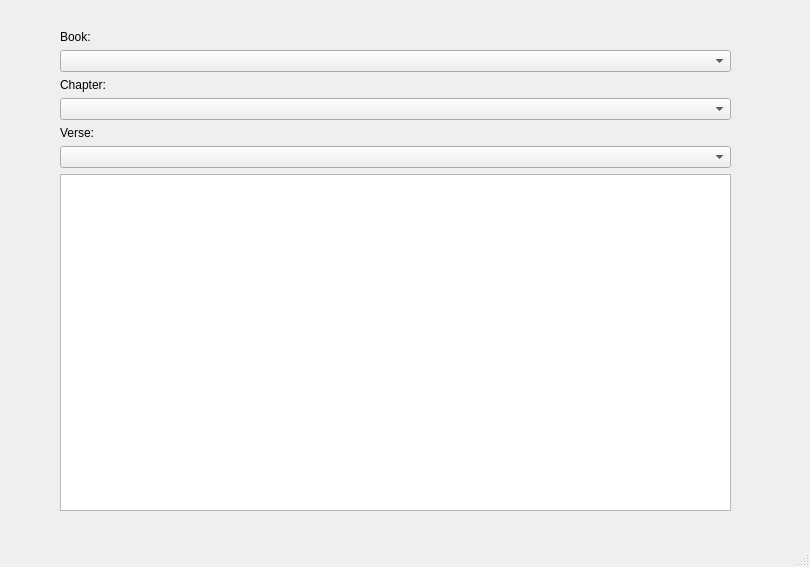
This is Terminal Bible.ui in RobertWestbrook/Terminal-Bible as Qt 5 draws it before an edit. The edited form follows.
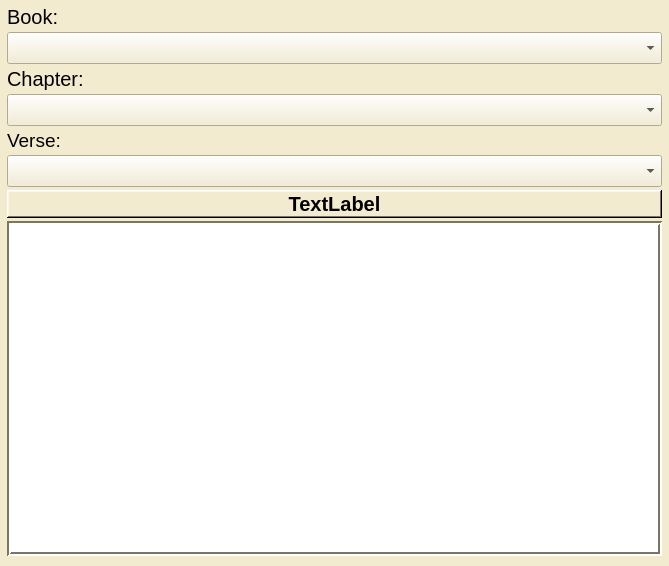
This is the edited form.

Commit message:
Added single verse function and and address label
Spruced up the UI and made its size dynamic.

Diff of the .ui file:
```diff
--- a/Terminal Bible.ui
+++ b/Terminal Bible.ui
@@ -9,119 +9,673 @@
    <rect>
     <x>0</x>
     <y>0</y>
-    <width>810</width>
-    <height>567</height>
+    <width>669</width>
+    <height>566</height>
    </rect>
   </property>
-  <property name="sizePolicy">
-   <sizepolicy hsizetype="Preferred" vsizetype="Preferred">
-    <horstretch>0</horstretch>
-    <verstretch>0</verstretch>
-   </sizepolicy>
+  <property name="minimumSize">
+   <size>
+    <width>0</width>
+    <height>0</height>
+   </size>
+  </property>
+  <property name="baseSize">
+   <size>
+    <width>0</width>
+    <height>0</height>
+   </size>
+  </property>
+  <property name="palette">
+   <palette>
+    <active>
+     <colorrole role="WindowText">
+      <brush brushstyle="SolidPattern">
+       <color alpha="255">
+        <red>0</red>
+        <green>0</green>
+        <blue>0</blue>
+       </color>
+      </brush>
+     </colorrole>
+     <colorrole role="Button">
+      <brush brushstyle="SolidPattern">
+       <color alpha="255">
+        <red>243</red>
+        <green>235</green>
+        <blue>207</blue>
+       </color>
+      </brush>
+     </colorrole>
+     <colorrole role="Light">
+      <brush brushstyle="SolidPattern">
+       <color alpha="255">
+        <red>255</red>
+        <green>255</green>
+        <blue>255</blue>
+       </color>
+      </brush>
+     </colorrole>
+     <colorrole role="Midlight">
+      <brush brushstyle="SolidPattern">
+       <color alpha="255">
+        <red>249</red>
+        <green>245</green>
+        <blue>231</blue>
+       </color>
+      </brush>
+     </colorrole>
+     <colorrole role="Dark">
+      <brush brushstyle="SolidPattern">
+       <color alpha="255">
+        <red>121</red>
+        <green>117</green>
+        <blue>103</blue>
+       </color>
+      </brush>
+     </colorrole>
+     <colorrole role="Mid">
+      <brush brushstyle="SolidPattern">
+       <color alpha="255">
+        <red>162</red>
+        <green>157</green>
+        <blue>138</blue>
+       </color>
+      </brush>
+     </colorrole>
+     <colorrole role="Text">
+      <brush brushstyle="SolidPattern">
+       <color alpha="255">
+        <red>0</red>
+        <green>0</green>
+        <blue>0</blue>
+       </color>
+      </brush>
+     </colorrole>
+     <colorrole role="BrightText">
+      <brush brushstyle="SolidPattern">
+       <color alpha="255">
+        <red>255</red>
+        <green>255</green>
+        <blue>255</blue>
+       </color>
+      </brush>
+     </colorrole>
+     <colorrole role="ButtonText">
+      <brush brushstyle="SolidPattern">
+       <color alpha="255">
+        <red>0</red>
+        <green>0</green>
+        <blue>0</blue>
+       </color>
+      </brush>
+     </colorrole>
+     <colorrole role="Base">
+      <brush brushstyle="SolidPattern">
+       <color alpha="255">
+        <red>255</red>
+        <green>255</green>
+        <blue>255</blue>
+       </color>
+      </brush>
+     </colorrole>
+     <colorrole role="Window">
+      <brush brushstyle="SolidPattern">
+       <color alpha="255">
+        <red>243</red>
+        <green>235</green>
+        <blue>207</blue>
+       </color>
+      </brush>
+     </colorrole>
+     <colorrole role="Shadow">
+      <brush brushstyle="SolidPattern">
+       <color alpha="255">
+        <red>0</red>
+        <green>0</green>
+        <blue>0</blue>
+       </color>
+      </brush>
+     </colorrole>
+     <colorrole role="AlternateBase">
+      <brush brushstyle="SolidPattern">
+       <color alpha="255">
+        <red>249</red>
+        <green>245</green>
+        <blue>231</blue>
+       </color>
+      </brush>
+     </colorrole>
+     <colorrole role="ToolTipBase">
+      <brush brushstyle="SolidPattern">
+       <color alpha="255">
+        <red>255</red>
+        <green>255</green>
+        <blue>220</blue>
+       </color>
+      </brush>
+     </colorrole>
+     <colorrole role="ToolTipText">
+      <brush brushstyle="SolidPattern">
+       <color alpha="255">
+        <red>0</red>
+        <green>0</green>
+        <blue>0</blue>
+       </color>
+      </brush>
+     </colorrole>
+    </active>
+    <inactive>
+     <colorrole role="WindowText">
+      <brush brushstyle="SolidPattern">
+       <color alpha="255">
+        <red>0</red>
+        <green>0</green>
+        <blue>0</blue>
+       </color>
+      </brush>
+     </colorrole>
+     <colorrole role="Button">
+      <brush brushstyle="SolidPattern">
+       <color alpha="255">
+        <red>243</red>
+        <green>235</green>
+        <blue>207</blue>
+       </color>
+      </brush>
+     </colorrole>
+     <colorrole role="Light">
+      <brush brushstyle="SolidPattern">
+       <color alpha="255">
+        <red>255</red>
+        <green>255</green>
+        <blue>255</blue>
+       </color>
+      </brush>
+     </colorrole>
+     <colorrole role="Midlight">
+      <brush brushstyle="SolidPattern">
+       <color alpha="255">
+        <red>249</red>
+        <green>245</green>
+        <blue>231</blue>
+       </color>
+      </brush>
+     </colorrole>
+     <colorrole role="Dark">
+      <brush brushstyle="SolidPattern">
+       <color alpha="255">
+        <red>121</red>
+        <green>117</green>
+        <blue>103</blue>
+       </color>
+      </brush>
+     </colorrole>
+     <colorrole role="Mid">
+      <brush brushstyle="SolidPattern">
+       <color alpha="255">
+        <red>162</red>
+        <green>157</green>
+        <blue>138</blue>
+       </color>
+      </brush>
+     </colorrole>
+     <colorrole role="Text">
+      <brush brushstyle="SolidPattern">
+       <color alpha="255">
+        <red>0</red>
+        <green>0</green>
+        <blue>0</blue>
+       </color>
+      </brush>
+     </colorrole>
+     <colorrole role="BrightText">
+      <brush brushstyle="SolidPattern">
+       <color alpha="255">
+        <red>255</red>
+        <green>255</green>
+        <blue>255</blue>
+       </color>
+      </brush>
+     </colorrole>
+     <colorrole role="ButtonText">
+      <brush brushstyle="SolidPattern">
+       <color alpha="255">
+        <red>0</red>
+        <green>0</green>
+        <blue>0</blue>
+       </color>
+      </brush>
+     </colorrole>
+     <colorrole role="Base">
+      <brush brushstyle="SolidPattern">
+       <color alpha="255">
+        <red>255</red>
+        <green>255</green>
+        <blue>255</blue>
+       </color>
+      </brush>
+     </colorrole>
+     <colorrole role="Window">
+      <brush brushstyle="SolidPattern">
+       <color alpha="255">
+        <red>243</red>
+        <green>235</green>
+        <blue>207</blue>
+       </color>
+      </brush>
+     </colorrole>
+     <colorrole role="Shadow">
+      <brush brushstyle="SolidPattern">
+       <color alpha="255">
+        <red>0</red>
+        <green>0</green>
+        <blue>0</blue>
+       </color>
+      </brush>
+     </colorrole>
+     <colorrole role="AlternateBase">
+      <brush brushstyle="SolidPattern">
+       <color alpha="255">
+        <red>249</red>
+        <green>245</green>
+        <blue>231</blue>
+       </color>
+      </brush>
+     </colorrole>
+     <colorrole role="ToolTipBase">
+      <brush brushstyle="SolidPattern">
+       <color alpha="255">
+        <red>255</red>
+        <green>255</green>
+        <blue>220</blue>
+       </color>
+      </brush>
+     </colorrole>
+     <colorrole role="ToolTipText">
+      <brush brushstyle="SolidPattern">
+       <color alpha="255">
+        <red>0</red>
+        <green>0</green>
+        <blue>0</blue>
+       </color>
+      </brush>
+     </colorrole>
+    </inactive>
+    <disabled>
+     <colorrole role="WindowText">
+      <brush brushstyle="SolidPattern">
+       <color alpha="255">
+        <red>121</red>
+        <green>117</green>
+        <blue>103</blue>
+       </color>
+      </brush>
+     </colorrole>
+     <colorrole role="Button">
+      <brush brushstyle="SolidPattern">
+       <color alpha="255">
+        <red>243</red>
+        <green>235</green>
+        <blue>207</blue>
+       </color>
+      </brush>
+     </colorrole>
+     <colorrole role="Light">
+      <brush brushstyle="SolidPattern">
+       <color alpha="255">
+        <red>255</red>
+        <green>255</green>
+        <blue>255</blue>
+       </color>
+      </brush>
+     </colorrole>
+     <colorrole role="Midlight">
+      <brush brushstyle="SolidPattern">
+       <color alpha="255">
+        <red>249</red>
+        <green>245</green>
+        <blue>231</blue>
+       </color>
+      </brush>
+     </colorrole>
+     <colorrole role="Dark">
+      <brush brushstyle="SolidPattern">
+       <color alpha="255">
+        <red>121</red>
+        <green>117</green>
+        <blue>103</blue>
+       </color>
+      </brush>
+     </colorrole>
+     <colorrole role="Mid">
+      <brush brushstyle="SolidPattern">
+       <color alpha="255">
+        <red>162</red>
+        <green>157</green>
+        <blue>138</blue>
+       </color>
+      </brush>
+     </colorrole>
+     <colorrole role="Text">
+      <brush brushstyle="SolidPattern">
+       <color alpha="255">
+        <red>121</red>
+        <green>117</green>
+        <blue>103</blue>
+       </color>
+      </brush>
+     </colorrole>
+     <colorrole role="BrightText">
+      <brush brushstyle="SolidPattern">
+       <color alpha="255">
+        <red>255</red>
+        <green>255</green>
+        <blue>255</blue>
+       </color>
+      </brush>
+     </colorrole>
+     <colorrole role="ButtonText">
+      <brush brushstyle="SolidPattern">
+       <color alpha="255">
+        <red>121</red>
+        <green>117</green>
+        <blue>103</blue>
+       </color>
+      </brush>
+     </colorrole>
+     <colorrole role="Base">
+      <brush brushstyle="SolidPattern">
+       <color alpha="255">
+        <red>243</red>
+        <green>235</green>
+        <blue>207</blue>
+       </color>
+      </brush>
+     </colorrole>
+     <colorrole role="Window">
+      <brush brushstyle="SolidPattern">
+       <color alpha="255">
+        <red>243</red>
+        <green>235</green>
+        <blue>207</blue>
+       </color>
+      </brush>
+     </colorrole>
+     <colorrole role="Shadow">
+      <brush brushstyle="SolidPattern">
+       <color alpha="255">
+        <red>0</red>
+        <green>0</green>
+        <blue>0</blue>
+       </color>
+      </brush>
+     </colorrole>
+     <colorrole role="AlternateBase">
+      <brush brushstyle="SolidPattern">
+       <color alpha="255">
+        <red>243</red>
+        <green>235</green>
+        <blue>207</blue>
+       </color>
+      </brush>
+     </colorrole>
+     <colorrole role="ToolTipBase">
+      <brush brushstyle="SolidPattern">
+       <color alpha="255">
+        <red>255</red>
+        <green>255</green>
+        <blue>220</blue>
+       </color>
+      </brush>
+     </colorrole>
+     <colorrole role="ToolTipText">
+      <brush brushstyle="SolidPattern">
+       <color alpha="255">
+        <red>0</red>
+        <green>0</green>
+        <blue>0</blue>
+       </color>
+      </brush>
+     </colorrole>
+    </disabled>
+   </palette>
+  </property>
+  <property name="mouseTracking">
+   <bool>false</bool>
   </property>
   <property name="windowTitle">
    <string>MainWindow</string>
   </property>
   <widget class="QWidget" name="centralwidget">
-   <widget class="QWidget" name="gridLayoutWidget">
-    <property name="geometry">
-     <rect>
-      <x>60</x>
-      <y>30</y>
-      <width>671</width>
-      <height>481</height>
-     </rect>
+   <property name="enabled">
+    <bool>true</bool>
+   </property>
+   <property name="sizeIncrement">
+    <size>
+     <width>0</width>
+     <height>0</height>
+    </size>
+   </property>
+   <property name="baseSize">
+    <size>
+     <width>0</width>
+     <height>0</height>
+    </size>
+   </property>
+   <property name="autoFillBackground">
+    <bool>false</bool>
+   </property>
+   <layout class="QHBoxLayout" name="horizontalLayout">
+    <property name="spacing">
+     <number>-1</number>
     </property>
-    <property name="sizePolicy">
-     <sizepolicy hsizetype="Preferred" vsizetype="Preferred">
-      <horstretch>0</horstretch>
-      <verstretch>0</verstretch>
-     </sizepolicy>
+    <property name="leftMargin">
+     <number>2</number>
     </property>
-    <layout class="QVBoxLayout" name="verticalLayout" stretch="0,0,0,0,0,0,0">
-     <item>
-      <widget class="QLabel" name="label_3">
-       <property name="sizePolicy">
-        <sizepolicy hsizetype="Preferred" vsizetype="Preferred">
-         <horstretch>0</horstretch>
-         <verstretch>0</verstretch>
-        </sizepolicy>
-       </property>
-       <property name="text">
-        <string>Book:</string>
-       </property>
-      </widget>
-     </item>
-     <item>
-      <widget class="QComboBox" name="comboBook">
-       <property name="sizePolicy">
-        <sizepolicy hsizetype="Preferred" vsizetype="Fixed">
-         <horstretch>0</horstretch>
-         <verstretch>0</verstretch>
-        </sizepolicy>
-       </property>
-      </widget>
-     </item>
-     <item>
-      <widget class="QLabel" name="label_2">
-       <property name="sizePolicy">
-        <sizepolicy hsizetype="Preferred" vsizetype="Preferred">
-         <horstretch>0</horstretch>
-         <verstretch>0</verstretch>
-        </sizepolicy>
-       </property>
-       <property name="text">
-        <string>Chapter:</string>
-       </property>
-      </widget>
-     </item>
-     <item>
-      <widget class="QComboBox" name="comboChapter">
-       <property name="sizePolicy">
-        <sizepolicy hsizetype="Preferred" vsizetype="Fixed">
-         <horstretch>0</horstretch>
-         <verstretch>0</verstretch>
-        </sizepolicy>
-       </property>
-      </widget>
-     </item>
-     <item>
-      <widget class="QLabel" name="label">
-       <property name="sizePolicy">
-        <sizepolicy hsizetype="Preferred" vsizetype="Preferred">
-         <horstretch>0</horstretch>
-         <verstretch>0</verstretch>
-        </sizepolicy>
-       </property>
-       <property name="text">
-        <string>Verse:</string>
-       </property>
-      </widget>
-     </item>
-     <item>
-      <widget class="QComboBox" name="comboVerse">
-       <property name="sizePolicy">
-        <sizepolicy hsizetype="Preferred" vsizetype="Fixed">
-         <horstretch>0</horstretch>
-         <verstretch>0</verstretch>
-        </sizepolicy>
-       </property>
-      </widget>
-     </item>
-     <item>
-      <widget class="QTextEdit" name="display">
-       <property name="sizePolicy">
-        <sizepolicy hsizetype="Expanding" vsizetype="Expanding">
-         <horstretch>0</horstretch>
-         <verstretch>0</verstretch>
-        </sizepolicy>
-       </property>
-      </widget>
-     </item>
-    </layout>
-   </widget>
+    <property name="topMargin">
+     <number>0</number>
+    </property>
+    <property name="rightMargin">
+     <number>2</number>
+    </property>
+    <property name="bottomMargin">
+     <number>0</number>
+    </property>
+    <item>
+     <layout class="QGridLayout" name="gridLayout" rowstretch="0,0,0,0,0,1,0,0" columnstretch="0" rowminimumheight="0,0,0,0,0,0,0,0">
+      <property name="sizeConstraint">
+       <enum>QLayout::SetNoConstraint</enum>
+      </property>
+      <property name="leftMargin">
+       <number>5</number>
+      </property>
+      <property name="topMargin">
+       <number>5</number>
+      </property>
+      <property name="rightMargin">
+       <number>5</number>
+      </property>
+      <property name="bottomMargin">
+       <number>10</number>
+      </property>
+      <property name="verticalSpacing">
+       <number>3</number>
+      </property>
+      <item row="3" column="0">
+       <widget class="QComboBox" name="comboChapter">
+        <property name="sizePolicy">
+         <sizepolicy hsizetype="Preferred" vsizetype="Fixed">
+          <horstretch>0</horstretch>
+          <verstretch>0</verstretch>
+         </sizepolicy>
+        </property>
+        <property name="font">
+         <font>
+          <pointsize>15</pointsize>
+         </font>
+        </property>
+       </widget>
+      </item>
+      <item row="0" column="0">
+       <widget class="QLabel" name="label_3">
+        <property name="sizePolicy">
+         <sizepolicy hsizetype="Preferred" vsizetype="Preferred">
+          <horstretch>0</horstretch>
+          <verstretch>0</verstretch>
+         </sizepolicy>
+        </property>
+        <property name="font">
+         <font>
+          <pointsize>15</pointsize>
+         </font>
+        </property>
+        <property name="text">
+         <string>Book:</string>
+        </property>
+       </widget>
+      </item>
+      <item row="4" column="0">
+       <widget class="QLabel" name="label">
+        <property name="sizePolicy">
+         <sizepolicy hsizetype="Preferred" vsizetype="Preferred">
+          <horstretch>0</horstretch>
+          <verstretch>0</verstretch>
+         </sizepolicy>
+        </property>
+        <property name="font">
+         <font>
+          <pointsize>14</pointsize>
+         </font>
+        </property>
+        <property name="text">
+         <string>Verse:</string>
+        </property>
+       </widget>
+      </item>
+      <item row="1" column="0">
+       <widget class="QComboBox" name="comboBook">
+        <property name="sizePolicy">
+         <sizepolicy hsizetype="Preferred" vsizetype="Fixed">
+          <horstretch>0</horstretch>
+          <verstretch>0</verstretch>
+         </sizepolicy>
+        </property>
+        <property name="font">
+         <font>
+          <pointsize>15</pointsize>
+         </font>
+        </property>
+       </widget>
+      </item>
+      <item row="2" column="0">
+       <widget class="QLabel" name="label_2">
+        <property name="sizePolicy">
+         <sizepolicy hsizetype="Preferred" vsizetype="Preferred">
+          <horstretch>0</horstretch>
+          <verstretch>0</verstretch>
+         </sizepolicy>
+        </property>
+        <property name="font">
+         <font>
+          <pointsize>15</pointsize>
+         </font>
+        </property>
+        <property name="text">
+         <string>Chapter:</string>
+        </property>
+       </widget>
+      </item>
+      <item row="5" column="0">
+       <widget class="QComboBox" name="comboVerse">
+        <property name="sizePolicy">
+         <sizepolicy hsizetype="Preferred" vsizetype="Fixed">
+          <horstretch>0</horstretch>
+          <verstretch>0</verstretch>
+         </sizepolicy>
+        </property>
+        <property name="font">
+         <font>
+          <pointsize>15</pointsize>
+         </font>
+        </property>
+       </widget>
+      </item>
+      <item row="6" column="0">
+       <widget class="QLabel" name="address">
+        <property name="font">
+         <font>
+          <pointsize>15</pointsize>
+          <weight>75</weight>
+          <italic>false</italic>
+          <bold>true</bold>
+         </font>
+        </property>
+        <property name="acceptDrops">
+         <bool>false</bool>
+        </property>
+        <property name="autoFillBackground">
+         <bool>false</bool>
+        </property>
+        <property name="frameShape">
+         <enum>QFrame::WinPanel</enum>
+        </property>
+        <property name="frameShadow">
+         <enum>QFrame::Raised</enum>
+        </property>
+        <property name="lineWidth">
+         <number>0</number>
+        </property>
+        <property name="midLineWidth">
+         <number>-1</number>
+        </property>
+        <property name="text">
+         <string>TextLabel</string>
+        </property>
+        <property name="scaledContents">
+         <bool>false</bool>
+        </property>
+        <property name="alignment">
+         <set>Qt::AlignCenter</set>
+        </property>
+        <property name="wordWrap">
+         <bool>false</bool>
+        </property>
+        <property name="margin">
+         <number>3</number>
+        </property>
+       </widget>
+      </item>
+      <item row="7" column="0">
+       <widget class="QTextBrowser" name="display">
+        <property name="sizePolicy">
+         <sizepolicy hsizetype="Expanding" vsizetype="Expanding">
+          <horstretch>1</horstretch>
+          <verstretch>0</verstretch>
+         </sizepolicy>
+        </property>
+        <property name="font">
+         <font>
+          <pointsize>15</pointsize>
+         </font>
+        </property>
+        <property name="frameShape">
+         <enum>QFrame::Box</enum>
+        </property>
+        <property name="frameShadow">
+         <enum>QFrame::Sunken</enum>
+        </property>
+        <property name="lineWidth">
+         <number>2</number>
+        </property>
+        <property name="tabChangesFocus">
+         <bool>false</bool>
+        </property>
+       </widget>
+      </item>
+     </layout>
+    </item>
+   </layout>
   </widget>
-  <widget class="QStatusBar" name="statusbar"/>
  </widget>
  <resources/>
  <connections/>
```
Left out of the diff: 8 changed lines with no effect on the pictures. The commit also changes 2 other files.
